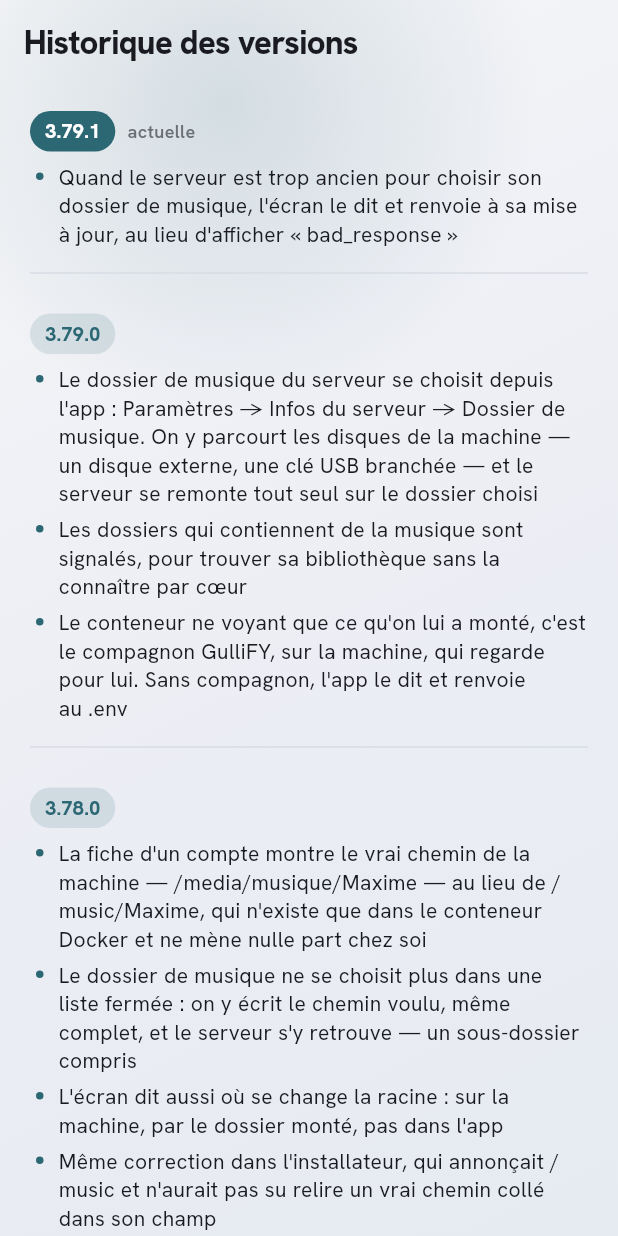
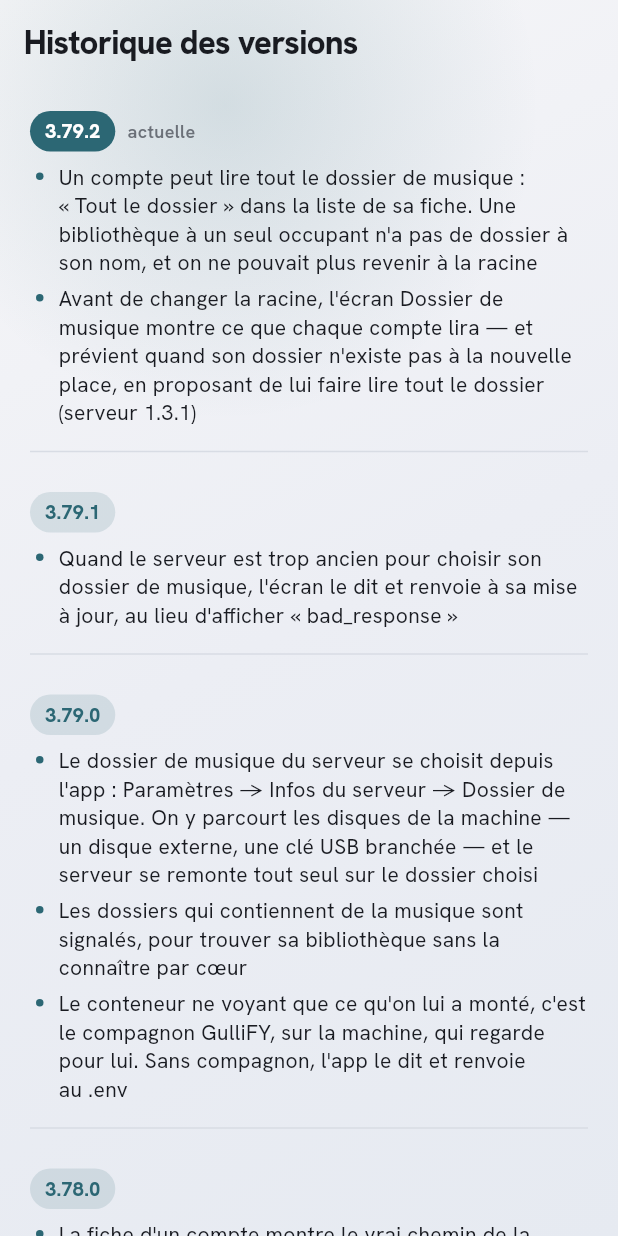
Before and after one commit to gullify/gullify, a Flutter app: the ChangelogScreen screen opened by its route, on a phone screen of 412 x 824 dp. Run offline on Flutter 3.47's test engine with Material 3 defaults, Android fonts, the phone set to English and light mode, and no system bars; our stand-ins replace audio_service, cached_network_image, dio, file_picker, flutter_riverpod, flutter_secure_storage and 9 more; missing offline and left inert: audio_session, home_widget, liquid_glass_widgets, record; accounts and stored records are empty; statements that could not run were skipped.

Commit message:
Un compte peut lire toute la racine, et l'on voit ce que chacun lira
Le chemin d'un compte, c'est la racine PLUS son dossier : choisir
/media/musique laissait « Maxime » au bout, et rien ne permettait d'y
revenir — l'API refusait la racine elle-même comme « . », et un champ vide
veut dire « aucun dossier ». « . » est maintenant la racine (GULLIFY_RACINE),
proposée dans la fiche d'un compte sous « Tout le dossier ».

L'écran Dossier de musique reçoit les comptes avec chaque dossier parcouru
et montre ce que chacun lirait. Un dossier absent de la nouvelle racine est
signalé, et la confirmation propose de faire lire tout le dossier à ces
comptes-là (a_la_racine), les autres gardant le leur.

Serveur 1.3.1, app 3.79.2.

Co-Authored-By: Claude Opus 5.5 <noreply@anthropic.com>

```diff
--- a/app/lib/api/admin_repository.dart
+++ b/app/lib/api/admin_repository.dart
@@ -92,9 +92,10 @@ class MusicDirectories {
   final List<String> directories;
 
   /// Le chemin complet d'un dossier, tel qu'on le retrouve sur la machine.
+  /// « . » est la racine elle-même : le compte lit tout le dossier.
   String chemin(String relative) {
     final d = relative.trim();
-    return d.isEmpty ? hostPath : '$hostPath/$d';
+    return d.isEmpty || d == '.' ? hostPath : '$hostPath/$d';
   }
 }
 
--- a/app/lib/api/music_root_repository.dart
+++ b/app/lib/api/music_root_repository.dart
@@ -30,6 +30,33 @@ class DossierServeur {
   bool get sondeInconnu => musique < 0;
 }
 
+/// Un compte qui lit sous la racine, et le sous-dossier qu'il y lit.
+///
+/// La racine est commune ; chaque compte y a son dossier — « Maxime » donne
+/// /media/musique/Maxime. Changer de racine ne touche pas à ce dossier : il
+/// faut donc voir, avant de choisir, s'il existe à la nouvelle place.
+class CompteMusique {
+  const CompteMusique({required this.id, required this.nom, this.dossier});
+
+  factory CompteMusique.fromJson(Map<String, dynamic> json) => CompteMusique(
+        id: (json['id'] as num?)?.toInt() ?? 0,
+        nom: json['nom'] as String? ?? '',
+        dossier: json['dossier'] as String?,
+      );
+
+  final int id;
+  final String nom;
+
+  /// « . » = tout le dossier de musique ; null = aucun (le compte ne lit rien).
+  final String? dossier;
+
+  bool get litLaRacine => dossier == '.';
+
+  /// Le chemin complet que ce compte lirait si [racine] devenait la racine.
+  String chemin(String racine) =>
+      dossier == null || litLaRacine ? racine : '$racine/$dossier';
+}
+
 /// Ce qu'on voit d'un dossier : lui, son parent, et ce qu'il contient.
 class VueDossier {
   const VueDossier({
@@ -41,6 +68,7 @@ class VueDossier {
     this.erreur,
     this.musique = 0,
     this.tronque = false,
+    this.comptes = const [],
   });
 
   factory VueDossier.fromJson(Map<String, dynamic> json) => VueDossier(
@@ -54,6 +82,10 @@ class VueDossier {
         dossiers: [
           for (final d in (json['dossiers'] as List?) ?? const [])
             DossierServeur.fromJson(d as Map<String, dynamic>),
+        ],
+        comptes: [
+          for (final c in (json['comptes'] as List?) ?? const [])
+            CompteMusique.fromJson(c as Map<String, dynamic>),
         ],
       );
 
@@ -76,7 +108,24 @@ class VueDossier {
 
   final List<DossierServeur> dossiers;
 
+  /// Les comptes qui lisent sous la racine. Vide avec un serveur d'avant la
+  /// 1.3.1, qui ne les envoyait pas.
+  final List<CompteMusique> comptes;
+
   bool get aDeLaMusique => musique > 0;
+
+  /// Le dossier de [compte] existerait-il si ce dossier-ci devenait la racine ?
+  /// On ne regarde que le premier niveau (« Maxime » de « Maxime/Flac ») :
+  /// c'est tout ce que la liste montre. null = on ne sait pas — la liste est
+  /// écourtée, ou le compte n'a pas de dossier.
+  bool? trouve(CompteMusique compte) {
+    if (compte.litLaRacine) return true;
+    final dossier = compte.dossier;
+    if (dossier == null) return null;
+    final premier = dossier.split('/').first;
+    if (dossiers.any((d) => d.nom == premier)) return true;
+    return tronque ? null : false;
+  }
 }
 
 /// Le dossier de musique du serveur — celui que Docker monte, pas un réglage.
@@ -99,6 +148,12 @@ class MusicRootRepository {
 
   /// Change la racine. Le serveur tombe aussitôt après : c'est le compagnon
   /// qui le relève, et son journal qu'on suit ensuite.
-  Future<void> choisir(String chemin) =>
-      _client.post('musique-racine.php', body: {'chemin': chemin});
+  ///
+  /// [aLaRacine] : les comptes à faire lire tout le dossier — ceux dont le
+  /// sous-dossier n'existe pas à la nouvelle place.
+  Future<void> choisir(String chemin, {List<int> aLaRacine = const []}) =>
+      _client.post('musique-racine.php', body: {
+        'chemin': chemin,
+        if (aLaRacine.isNotEmpty) 'a_la_racine': aLaRacine,
+      });
 }
--- a/app/lib/changelog.dart
+++ b/app/lib/changelog.dart
@@ -8,6 +8,15 @@ class ReleaseNote {
 }
 
 const kChangelog = <ReleaseNote>[
+  ReleaseNote('3.79.2', [
+    'Un compte peut lire tout le dossier de musique : « Tout le dossier » '
+        'dans la liste de sa fiche. Une bibliothèque à un seul occupant n\'a '
+        'pas de dossier à son nom, et on ne pouvait plus revenir à la racine',
+    'Avant de changer la racine, l\'écran Dossier de musique montre ce que '
+        'chaque compte lira — et prévient quand son dossier n\'existe pas à '
+        'la nouvelle place, en proposant de lui faire lire tout le dossier '
+        '(serveur 1.3.1)',
+  ]),
   ReleaseNote('3.79.1', [
     'Quand le serveur est trop ancien pour choisir son dossier de musique, '
         'l\'écran le dit et renvoie à sa mise à jour, au lieu d\'afficher '
--- a/app/lib/screens/admin/user_edit_screen.dart
+++ b/app/lib/screens/admin/user_edit_screen.dart
@@ -434,6 +434,8 @@ class _AdminUserScreenState extends ConsumerState<AdminUserScreen> {
 /// n'oblige à s'y tenir : on peut écrire le chemin voulu — son nom
 /// (« Maxime »), un sous-dossier (« Maxime/Flac ») ou le chemin complet de la
 /// machine (« /media/musique/Maxime »), que le serveur ramène au relatif.
+/// « . » — « Tout le dossier » dans la liste — lit la racine elle-même : une
+/// bibliothèque à un seul occupant n'a pas de dossier à son nom.
 ///
 /// Ce qui s'affiche est TOUJOURS le vrai chemin de la machine : « /music » est
 /// le nom que le montage Docker lui donne à l'intérieur du conteneur, et il ne
@@ -515,7 +517,8 @@ class _DirectoryPickerState extends State<_DirectoryPicker> {
           controller: widget.controller,
           decoration: InputDecoration(
             labelText: 'Dossier de musique',
-            helperText: 'Le chemin voulu, ou un dossier de la liste',
+            helperText: 'Le chemin voulu, un dossier de la liste, ou « . » '
+                'pour tout le dossier',
             suffixIcon: dossiers.isEmpty
                 ? null
                 : PopupMenuButton<String>(
@@ -524,6 +527,10 @@ class _DirectoryPickerState extends State<_DirectoryPicker> {
                     onSelected: (v) => widget.controller.text = v,
                     itemBuilder: (context) => [
                       const PopupMenuItem(value: '', child: Text('Aucun')),
+                      PopupMenuItem(
+                        value: '.',
+                        child: Text('Tout le dossier (${widget.info.hostPath})'),
+                      ),
                       for (final d in dossiers)
                         PopupMenuItem(value: d, child: Text(d)),
                     ],
@@ -542,14 +549,14 @@ class _DirectoryPickerState extends State<_DirectoryPicker> {
           ),
         ),
         // Dit une fois ce qui, sinon, se découvre en tâtonnant : sortir de
-        // cette racine ne se règle pas ici mais sur la machine, en changeant
-        // le dossier monté (MUSIC_HOST_PATH).
+        // cette racine ne se règle pas ici, mais en changeant la racine
+        // elle-même (Infos du serveur → Dossier de musique).
         Padding(
           padding: const EdgeInsets.only(top: 4, left: 12, right: 12),
           child: Text(
             'Les dossiers vivent sous ${widget.info.hostPath}. Pour aller '
-            'chercher ailleurs sur la machine, change le dossier monté '
-            '(MUSIC_HOST_PATH) et redémarre le serveur.',
+            'chercher ailleurs sur la machine : Infos du serveur → Dossier de '
+            'musique.',
             style: TextStyle(
               fontSize: 11.5,
               height: 1.35,
--- a/app/lib/screens/admin/users_screen.dart
+++ b/app/lib/screens/admin/users_screen.dart
@@ -97,7 +97,11 @@ class _UserRow extends ConsumerWidget {
         crossAxisAlignment: CrossAxisAlignment.start,
         children: [
           Text(
-            user.musicDirectory ?? 'Aucun dossier de musique',
+            switch (user.musicDirectory) {
+              null => 'Aucun dossier de musique',
+              '.' => 'Tout le dossier de musique',
+              final d => d,
+            },
             maxLines: 1,
             overflow: TextOverflow.ellipsis,
             style: TextStyle(
--- a/app/pubspec.yaml
+++ b/app/pubspec.yaml
@@ -18,7 +18,7 @@ publish_to: 'none' # Remove this line if you wish to publish to pub.dev
 # of the product and file versions while build-number is used as the build suffix.
 # versionCode : doit rester supérieur à 26 (dernier code de l'ancienne app
 # pixelplay) pour que son auto-updater propose la migration vers la v2.
-version: 3.79.1+219
+version: 3.79.2+220
 
 environment:
   sdk: ^3.12.2
```
Also changed, not shown: app/lib/screens/admin/music_root_screen.dart (+91 -3 lines), 7 other files.
